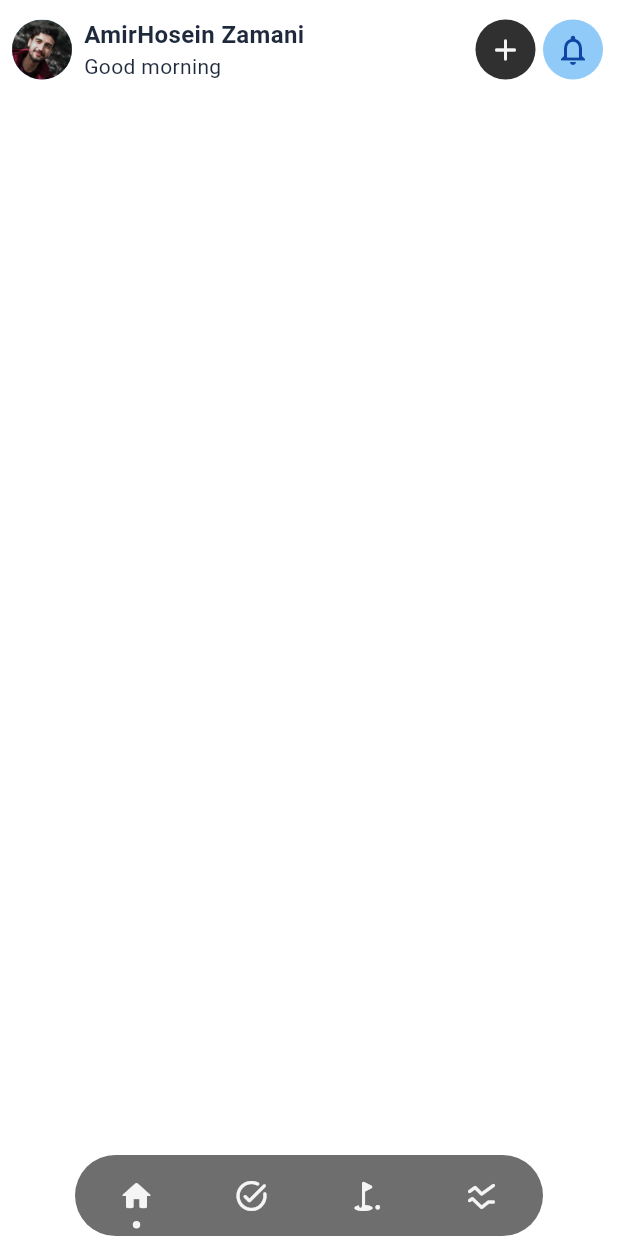
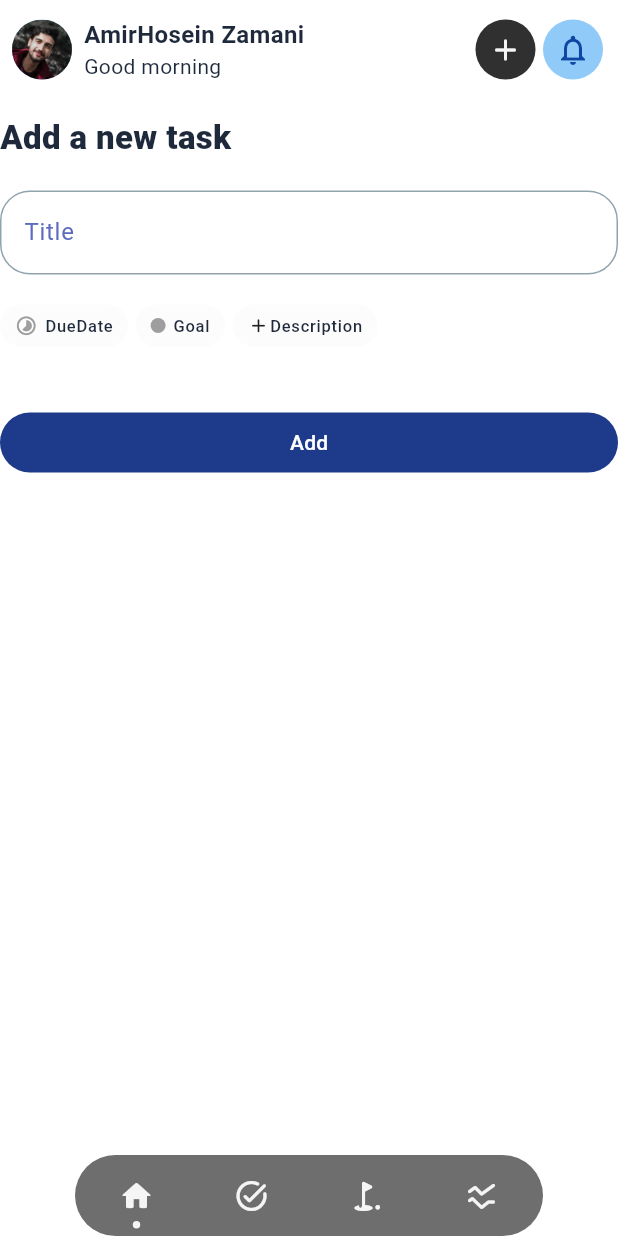
Before and after one commit to Amir-Hzz79/planza, a Flutter app: the screen it shows after launch, in the side drawer, after a tap on the "add" icon, on a phone screen of 412 x 824 dp. Run offline on Flutter 3.47's test engine with Material 3 defaults, Android fonts, the phone set to English and light mode, and no system bars; drawn by our look-alikes of dot_navigation_bar; our stand-ins replace drift, equatable, flutter_bloc, get_it, shared_preferences; accounts and stored records are empty; generated files the repository leaves out were written again.

Commit message:
fix: Change add task UX

```diff
--- a/assets/lang/en.json
+++ b/assets/lang/en.json
@@ -5,6 +5,7 @@
     "support": "Help & Support",
     "about": "About Me",
     "goal": "Goal",
+    "no_goal": "No Goal",
     "goal_title": "Manage Your Goals",
     "add_modal_goal_title": "Add a new GOAL!",
     "add_modal_goal_subtitle": "Let's go",
@@ -21,7 +22,7 @@
     "deadline": "Deadline",
     "start_date": "Start Time",
     "end_date": "End Time",
-    "choose_date": "Choose a time for it",
+    "choose": "Choose",
     "description": "Description",
     "past": "Previous",
     "today": "Today",
--- a/assets/lang/fa.json
+++ b/assets/lang/fa.json
@@ -5,6 +5,7 @@
     "support": "پشتیبانی",
     "about": "درباره من",
     "goal": "هدف",
+    "no_goal": "No Goal",
     "goal_title": "اهدافتو مدیریت کن",
     "add_modal_goal_title": "اضافه کردن هدف!",
     "add_modal_goal_subtitle": "بزن بریم",
@@ -21,7 +22,7 @@
     "deadline": "موعد",
     "start_date": "از تاریخ",
     "end_date": "تا تاریخ",
-    "choose_date": "یک زمانی براش مشخص کن",
+    "choose": "انتخاب",
     "description": "توضیحات",
     "past": "گذشته",
     "today": "امروز",
--- a/lib/core/widgets/date_picker/date_picker.dart
+++ b/lib/core/widgets/date_picker/date_picker.dart
@@ -34,7 +34,49 @@ class _DatePickerState extends State<DatePicker> {
 
         setState(() {});
       },
-      child: ListTile(
+      child: Container(
+        padding: EdgeInsets.symmetric(horizontal: 10, vertical: 6),
+        decoration: BoxDecoration(
+          color: Theme.of(context).colorScheme.surfaceContainer,
+          borderRadius: BorderRadius.circular(20),
+        ),
+        child: Row(
+          mainAxisSize: MainAxisSize.min,
+          children: [
+            Icon(
+              Icons.timelapse_rounded,
+              color: Colors.grey,
+              size: 15,
+            ),
+            const SizedBox(
+              width: 5,
+            ),
+            Text(
+              selectedDate?.formatShortDate() ??
+                  AppLocalizations.of(context).translate('task.dueDate'),
+              style: Theme.of(context).textTheme.labelSmall,
+            ),
+            if (selectedDate != null)
+              InkWell(
+                borderRadius: BorderRadius.circular(50),
+                onTap: () {
+                  setState(() {
+                    selectedDate = null;
+                  });
+                },
+                child: Padding(
+                  padding: const EdgeInsets.all(3),
+                  child: Icon(
+                    Icons.clear_rounded,
+                    color: Colors.grey,
+                    size: 15,
+                  ),
+                ),
+              )
+          ],
+        ),
+      ),
+      /* ListTile(
         leading: selectedDate != null
             ? InkWell(
                 borderRadius: BorderRadius.circular(50),
@@ -57,7 +99,7 @@ class _DatePickerState extends State<DatePicker> {
           selectedDate?.formatShortDate() ??
               AppLocalizations.of(context).translate('choose_date'),
         ),
-      ),
+      ), */
     );
   }
 }
--- a/lib/features/home/presentation/pages/home_page.dart
+++ b/lib/features/home/presentation/pages/home_page.dart
@@ -1,4 +1,7 @@
 import 'package:flutter/material.dart';
+import 'package:planza/features/task_managment/presentation/widgets/add_task_fields.dart';
+
+import '../../../../core/widgets/text_fields/removable_text_field.dart';
 
 class HomePage extends StatefulWidget {
   const HomePage({super.key});
@@ -10,6 +13,10 @@ class HomePage extends StatefulWidget {
 class _HomePageState extends State<HomePage> {
   @override
   Widget build(BuildContext context) {
-    return Container();
+    return Column(
+      children: [
+        AddTaskFields(),
+      ],
+    );
   }
 }
--- a/lib/features/task_managment/presentation/pages/task_details.dart
+++ b/lib/features/task_managment/presentation/pages/task_details.dart
@@ -74,7 +74,7 @@ class TaskDetails extends StatelessWidget {
                             radius: 5,
                             backgroundColor: task.goal?.color,
                           ),
-                          Text(task.goal?.name ?? ''),
+                          Text(task.goal?.name ?? appLocalization.translate('no_goal')),
                         ],
                       ),
                     ),
--- a/lib/features/task_managment/presentation/pages/tasks_page.dart
+++ b/lib/features/task_managment/presentation/pages/tasks_page.dart
@@ -41,20 +41,16 @@ class _TasksPageState extends State<TasksPage> {
           builder: (context, goalsState) {
             if (taskState is TasksLoadedState &&
                 goalsState is GoalsLoadedState) {
-              final List<TaskModel> pastTasks = taskState.tasks
-                  .filterOnGoal(selectedGoal?.id)
-                  .overdueTasks
-                  .incompleteTasks;
-              final List<TaskModel> todayTasks = taskState.tasks
-                  .filterOnGoal(selectedGoal?.id)
-                  .tasksDueToday
-                  .incompleteTasks;
-              final List<TaskModel> futureTasks = taskState.tasks
-                  .filterOnGoal(selectedGoal?.id)
-                  .upcomingTasks
-                  .incompleteTasks;
-              final List<TaskModel> recentCompletedTasks = taskState.tasks
-                  .filterOnGoal(selectedGoal?.id)
+              final List<TaskModel> filteredTasksOnGoal =
+                  taskState.tasks.filterOnGoal(selectedGoal?.id);
+
+              final List<TaskModel> pastTasks =
+                  filteredTasksOnGoal.overdueTasks.incompleteTasks;
+              final List<TaskModel> todayTasks =
+                  filteredTasksOnGoal.tasksDueToday.incompleteTasks;
+              final List<TaskModel> futureTasks =
+                  filteredTasksOnGoal.upcomingTasks.incompleteTasks;
+              final List<TaskModel> recentCompletedTasks = filteredTasksOnGoal
                   .recentTasks(recentDuration)
                   .completedTasks;
 
@@ -64,6 +60,9 @@ class _TasksPageState extends State<TasksPage> {
                   goalsState.goals.recentCompletedTaskGoals(recentDuration);
               final List<GoalModel> showingGoals =
                   incompleteTaskGoals + recentCompletedTaskGoals;
+              showingGoals.sort(
+                (a, b) => a.id.compareTo(b.id),
+              );
 
               return ScrollableColumn(
                 children: [
--- a/lib/features/task_managment/presentation/widgets/add_task_fields.dart
+++ b/lib/features/task_managment/presentation/widgets/add_task_fields.dart
@@ -5,6 +5,7 @@ import 'package:planza/core/data/models/task_model.dart';
 
 import '../../../../core/locale/app_localization.dart';
 import '../../../../core/widgets/date_picker/date_picker.dart';
+import '../../../../core/widgets/text_fields/removable_text_field.dart';
 import '../../bloc/task_bloc.dart';
 import 'goal_selection.dart';
 
@@ -42,6 +43,7 @@ class _AddTaskFieldsState extends State<AddTaskFields> {
 
   GoalModel? selectedGoal;
   DateTime? selectedDateTime;
+  bool showDescription = false;
 
   @override
   Widget build(BuildContext context) {
@@ -75,6 +77,9 @@ class _AddTaskFieldsState extends State<AddTaskFields> {
               return null;
             },
           ),
+          Row(
+            spacing: 5,
+            children: [
               DatePicker(
                 title: appLocalizations.translate('deadline'),
                 onChange: (selectedDate) => selectedDateTime = selectedDate,
@@ -84,14 +89,64 @@ class _AddTaskFieldsState extends State<AddTaskFields> {
                   this.selectedGoal = selectedGoal;
                 },
               ),
-          TextFormField(
-            controller: _descriptionController,
-            decoration: InputDecoration(
-              label: Text(
+              InkWell(
+                borderRadius: BorderRadius.circular(20),
+                onTap: () {
+                  setState(() {
+                    showDescription = true;
+                  });
+                },
+                child: Container(
+                  padding: EdgeInsets.symmetric(vertical: 6, horizontal: 10),
+                  decoration: BoxDecoration(
+                    color: Theme.of(context).colorScheme.surfaceContainer,
+                    borderRadius: BorderRadius.circular(20),
+                  ),
+                  child: Row(
+                    mainAxisSize: MainAxisSize.min,
+                    children: [
+                      Icon(
+                        Icons.add_rounded,
+                        size: 15,
+                      ),
+                      Text(
                         appLocalizations.translate('description'),
+                        overflow: TextOverflow.ellipsis,
+                        style: Theme.of(context).textTheme.labelSmall,
+                      ),
+                    ],
                   ),
                 ),
+              )
+            ],
           ),
+          AnimatedSwitcher(
+            duration: Duration(milliseconds: 300),
+            transitionBuilder: (widget, animation) =>
+                FadeTransition(opacity: animation, child: widget),
+            child: showDescription
+                ? RemovableTextField(
+                    key: ValueKey<bool>(showDescription),
+                    controller: _descriptionController,
+                    hintText: appLocalizations.translate('description'),
+                    onRemove: () {
+                      setState(() {
+                        showDescription = false;
+                      });
+                    },
+                  )
+                : null,
+          ),
+          /* if (showDescription)
+            RemovableTextField(
+              controller: _descriptionController,
+              hintText: appLocalizations.translate('description'),
+              onRemove: () {
+                setState(() {
+                  showDescription = false;
+                });
+              },
+            ), */
           SizedBox(
             width: double.infinity,
             child: FilledButton(
--- a/lib/features/task_managment/presentation/widgets/goal_selection.dart
+++ b/lib/features/task_managment/presentation/widgets/goal_selection.dart
@@ -22,59 +22,101 @@ class _GoalSelectionState extends State<GoalSelection> {
   Widget build(BuildContext context) {
     return BlocBuilder<GoalBloc, GoalState>(builder: (context, state) {
       if (state is GoalsLoadedState) {
-        return SizedBox(
-          width: double.infinity,
-          child: DropdownButtonFormField<GoalModel>(
-            hint: Text(
-              AppLocalizations.of(context).translate('goal'),
-            ),
-            value: selectedGoal,
-            items: List.generate(
-              state.goals.length,
-              (index) => DropdownMenuItem<GoalModel>(
-                value: state.goals[index],
-                child: SizedBox(
-                  width: MediaQuery.of(context).size.width - 80,
-                  child: Row(
+        return InkWell(
+          borderRadius: BorderRadius.circular(20),
+          onTap: () {
+            Navigator.push(
+              context,
+              ModalBottomSheetRoute(
+                enableDrag: true,
+                showDragHandle: true,
+                useSafeArea: true,
+                isDismissible: true,
+                builder: (context) => Material(
+                  child: Column(
+                    mainAxisSize: MainAxisSize.min,
                     children: [
-                      Expanded(
-                        flex: 2,
-                        child: CircleAvatar(
-                          backgroundColor: state.goals[index].color,
-                          radius: 10,
+                      InkWell(
+                        onTap: () {
+                          setState(() {
+                            selectedGoal = null;
+                            widget.onChanged.call(null);
+                          });
+
+                          Navigator.pop(context);
+                        },
+                        child: ListTile(
+                          selected: selectedGoal == null,
+                          leading: CircleAvatar(
+                            radius: 15,
+                            backgroundColor: Colors.grey,
+                          ),
+                          title: Text(
+                            'None',
+                          ),
                         ),
                       ),
-                      Expanded(
-                        flex: 8,
-                        child: Text(
-                          state.goals[index].name,
-                          overflow: TextOverflow.ellipsis,
-                          style: TextStyle(
-                            color: state.goals[index] == selectedGoal
-                                ? Theme.of(context).colorScheme.primary
-                                : null,
+                      ...List.generate(
+                        state.goals.length,
+                        (index) => InkWell(
+                          onTap: () {
+                            setState(() {
+                              selectedGoal = state.goals[index];
+                              widget.onChanged.call(state.goals[index]);
+                            });
+
+                            Navigator.pop(context);
+                          },
+                          child: ListTile(
+                            selected: selectedGoal == state.goals[index],
+                            leading: CircleAvatar(
+                              radius: 10,
+                              backgroundColor: state.goals[index].color,
+                            ),
+                            title: Text(state.goals[index].name),
                           ),
                         ),
+                      ),
+                      SizedBox(
+                        height: 20,
                       ),
                     ],
                   ),
                 ),
+                isScrollControlled: true,
               ),
+            );
+          },
+          child: Container(
+            padding: EdgeInsets.symmetric(horizontal: 10, vertical: 6),
+            decoration: BoxDecoration(
+              color: Theme.of(context).colorScheme.surfaceContainer,
+              borderRadius: BorderRadius.circular(20),
             ),
-            onChanged: (value) {
-              setState(() {
-                selectedGoal = value;
-                widget.onChanged.call(selectedGoal);
-              });
-            },
-            validator: widget.validator,
+            child: Row(
+              mainAxisSize: MainAxisSize.min,
+              spacing: 5,
+              children: [
+                CircleAvatar(
+                  radius: 5,
+                  backgroundColor:
+                      selectedGoal == null ? Colors.grey : selectedGoal!.color,
+                ),
+                Text(
+                  selectedGoal?.name ??
+                      AppLocalizations.of(context).translate('goal'),
+                  overflow: TextOverflow.ellipsis,
+                  style: Theme.of(context).textTheme.labelSmall,
+                ),
+              ],
+            ),
           ),
         );
       } else if (state is GoalErrorState) {
         return Text('Error: ${state.message}');
       } else {
         return Container(
-          width: double.infinity,
+          width: 60,
           margin: EdgeInsets.symmetric(horizontal: 10),
           height: 100,
           decoration: BoxDecoration(
```
Also changed, not shown: lib/core/widgets/text_fields/removable_text_field.dart (added, +44 -0 lines), lib/features/task_managment/presentation/widgets/task_tile.dart (+10 -4 lines), 3 other files. Lines whose indentation alone changed are shown as unchanged.
